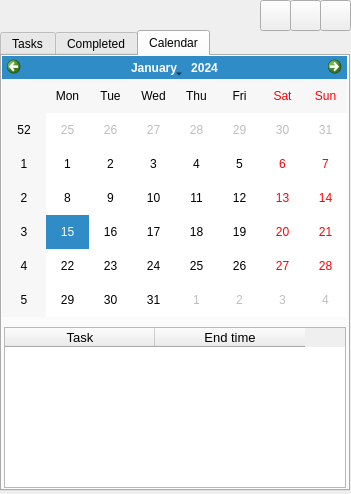
Teramid/ToDoList, file ToDoList.ui: the form before one commit.
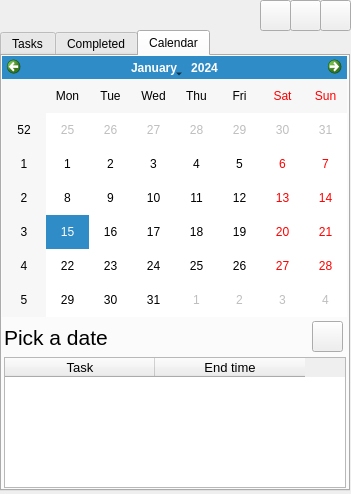
The form after the commit. The open tabs and pages were chosen to show the change. Icons and pictures are not drawn.

```diff
--- a/ToDoList.ui
+++ b/ToDoList.ui
@@ -324,9 +324,9 @@
       <property name="geometry">
        <rect>
         <x>2</x>
-        <y>271</y>
+        <y>301</y>
         <width>342</width>
-        <height>161</height>
+        <height>131</height>
        </rect>
       </property>
       <attribute name="horizontalHeaderMinimumSectionSize">
@@ -359,6 +359,41 @@
        </property>
       </column>
      </widget>
+     <widget class="QLabel" name="selectdate_label">
+      <property name="geometry">
+       <rect>
+        <x>2</x>
+        <y>262</y>
+        <width>251</width>
+        <height>38</height>
+       </rect>
+      </property>
+      <property name="font">
+       <font>
+        <pointsize>16</pointsize>
+       </font>
+      </property>
+      <property name="text">
+       <string>Pick a date</string>
+      </property>
+     </widget>
+     <widget class="QPushButton" name="defaultcalendar_pushButton">
+      <property name="geometry">
+       <rect>
+        <x>310</x>
+        <y>265</y>
+        <width>31</width>
+        <height>31</height>
+       </rect>
+      </property>
+      <property name="text">
+       <string/>
+      </property>
+      <property name="icon">
+       <iconset>
+        <normaloff>Icons/calendar-previous.png</normaloff>Icons/calendar-previous.png</iconset>
+      </property>
+     </widget>
     </widget>
    </widget>
    <widget class="QPushButton" name="refreshtask_pushButton">
```
Left out of the diff: 14 changed lines with no effect on the pictures.
